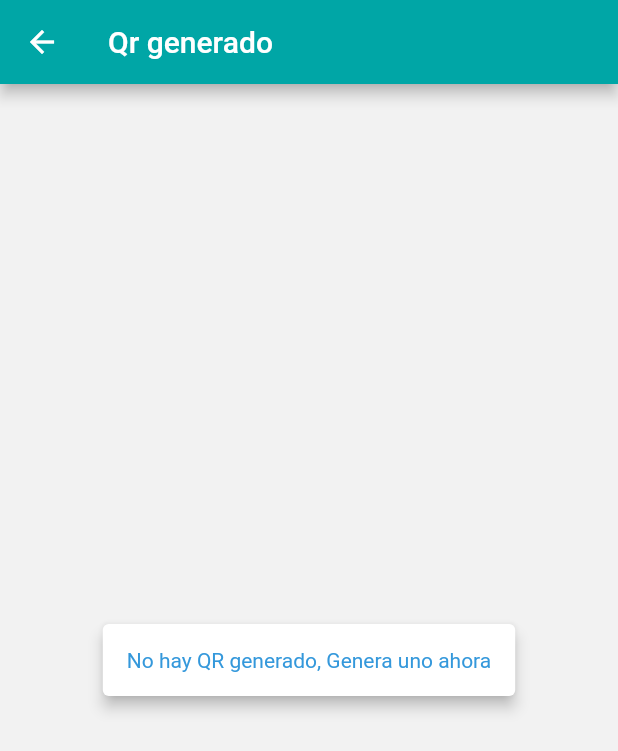
After one commit to adrian-parra/Flutter-Practicas, a Flutter app: the QrGenerado screen opened directly, on a phone screen of 412 x 824 dp. The commit adds this screen. Shown: the top 751 px of the screen. Run offline on Flutter 3.47's test engine with Material 2 defaults, Android fonts, the phone set to English and light mode, and no system bars; our stand-ins replace datetime_picker_formfield, flip_card, flutter_slidable, fluttertoast, pdf, permission_handler and 3 more; missing offline and left inert: flutter_dialogs, image_downloader; accounts and stored records are empty.

Commit message:
add feat lstar qr generados
* add interfaz para poder ver qr generado previamente

* add logica para poder eliminarlo y poder generar uno nuevo

```diff
--- /dev/null
+++ b/proyecto_final/lib/screens/qr_generado_screen.dart
@@ -0,0 +1,103 @@
+import 'package:flutter/material.dart';
+import 'package:fluttertoast/fluttertoast.dart';
+import 'package:proyecto_final/config.dart';
+import 'package:proyecto_final/screens/home_screen.dart';
+import 'package:shared_preferences/shared_preferences.dart';
+
+class QrGenerado extends StatelessWidget {
+  const QrGenerado({super.key});
+
+  @override
+  Widget build(BuildContext context) {
+    return Scaffold(
+      backgroundColor: AppConfig.colorFondo,
+      appBar: AppBar(
+        title: Text('Qr generado'),
+        backgroundColor: AppConfig.colorPrincipal,
+      ),
+      body: Center(
+        child: Card(
+          elevation: 4,
+          child: Container(
+              padding: const EdgeInsets.all(AppConfig.paddingValue),
+              child: Column(
+                mainAxisSize: MainAxisSize.min,
+                crossAxisAlignment: CrossAxisAlignment.start,
+                children: [
+                  FutureBuilder<String?>(
+                    future: getImagePathFromSharedPreferences(),
+                    builder: (context, snapshot) {
+                      if (snapshot.connectionState == ConnectionState.done) {
+                        if (snapshot.hasError) {
+                          return const Text(
+                              'Error al obtener la ruta de la imagen');
+                        }
+
+                        final imagePath = snapshot.data;
+
+                        if (imagePath != null && imagePath.isNotEmpty) {
+                          return Column(
+                            children: [
+                              Image.network(
+                                '${AppConfig.apiHost}$imagePath',
+                                // Ajusta las propiedades de la imagen según tus necesidades
+                              ),
+                              const SizedBox(height: (AppConfig.gap)),
+                              ElevatedButton(
+                                onPressed: () {
+                                  // Lógica para realizar acciones al presionar el botón
+                                  clearImagePathInSharedPreferences();
+                                  Fluttertoast.showToast(
+                                    msg:
+                                        'QR eliminado,ya puede generar uno nuevo',
+                                    toastLength: Toast.LENGTH_SHORT,
+                                    gravity: ToastGravity.BOTTOM,
+                                    timeInSecForIosWeb: 12,
+                                    backgroundColor: AppConfig.colorSuccess,
+                                    textColor: AppConfig.colorSecundario,
+                                  );
+                                  Navigator.push(
+                                    context,
+                                    MaterialPageRoute(
+                                        builder: (context) => HomeScreen()),
+                                  );
+                                },
+                                style: ElevatedButton.styleFrom(
+                                    shape: const CircleBorder(),
+                                    padding: const EdgeInsets.all(
+                                        AppConfig.paddingValue),
+                                    backgroundColor: AppConfig.colorDanger),
+                                child: const Icon(Icons.delete),
+                              ),
+                            ],
+                          );
+                        } else {
+                          return const Text('No hay QR generado, Genera uno ahora',style: TextStyle(
+                            color: AppConfig.colorInfo
+                          ),);
+                        }
+                      } else {
+                        return const Padding(
+                          padding: EdgeInsets.all(16.0),
+                          child: CircularProgressIndicator(),
+                        );
+                      }
+                    },
+                  ),
+                ],
+              )),
+        ),
+      ),
+    );
+  }
+
+  Future<String?> getImagePathFromSharedPreferences() async {
+    SharedPreferences prefs = await SharedPreferences.getInstance();
+    return prefs.getString('qrGenerado');
+  }
+
+  Future<void> clearImagePathInSharedPreferences() async {
+    SharedPreferences prefs = await SharedPreferences.getInstance();
+    await prefs.remove('qrGenerado');
+  }
+}
```
Also changed, not shown: proyecto_final/lib/widgets/drawer_widget.dart (+10 -3 lines).
